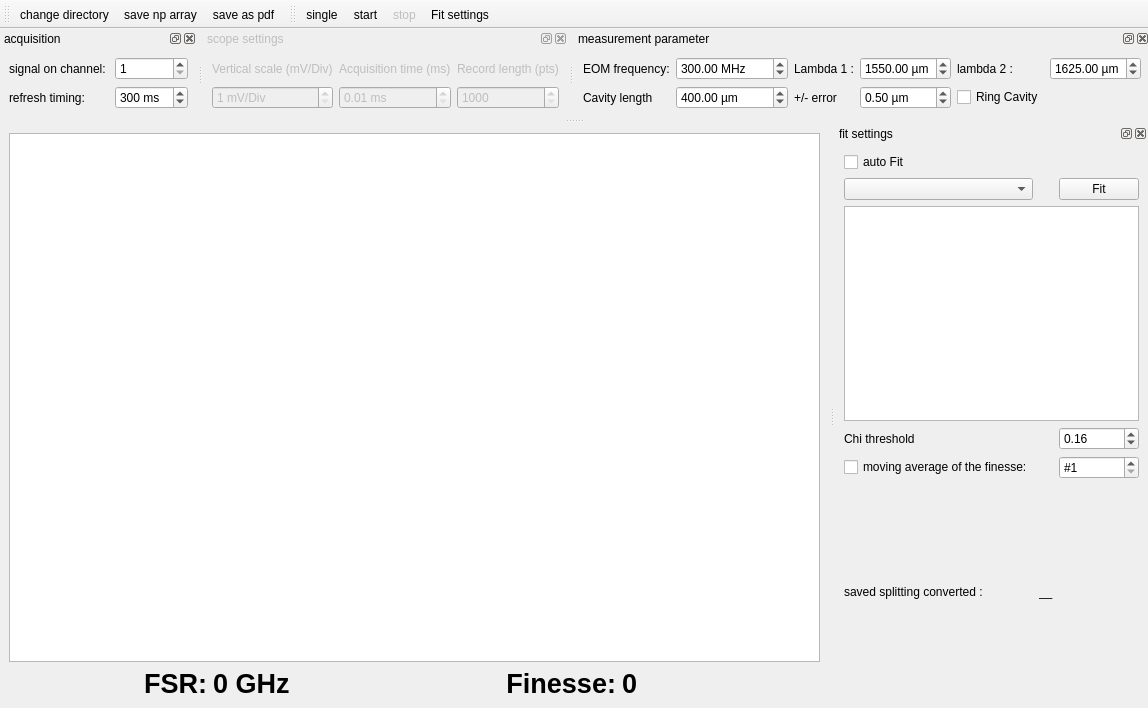
Before: the Qt Designer form src/qudi/gui/finesse_measurement/ui_FinesseMeasurement_gui.ui in blupgnup/qudi-ffpc-modules, drawn with Qt 5.
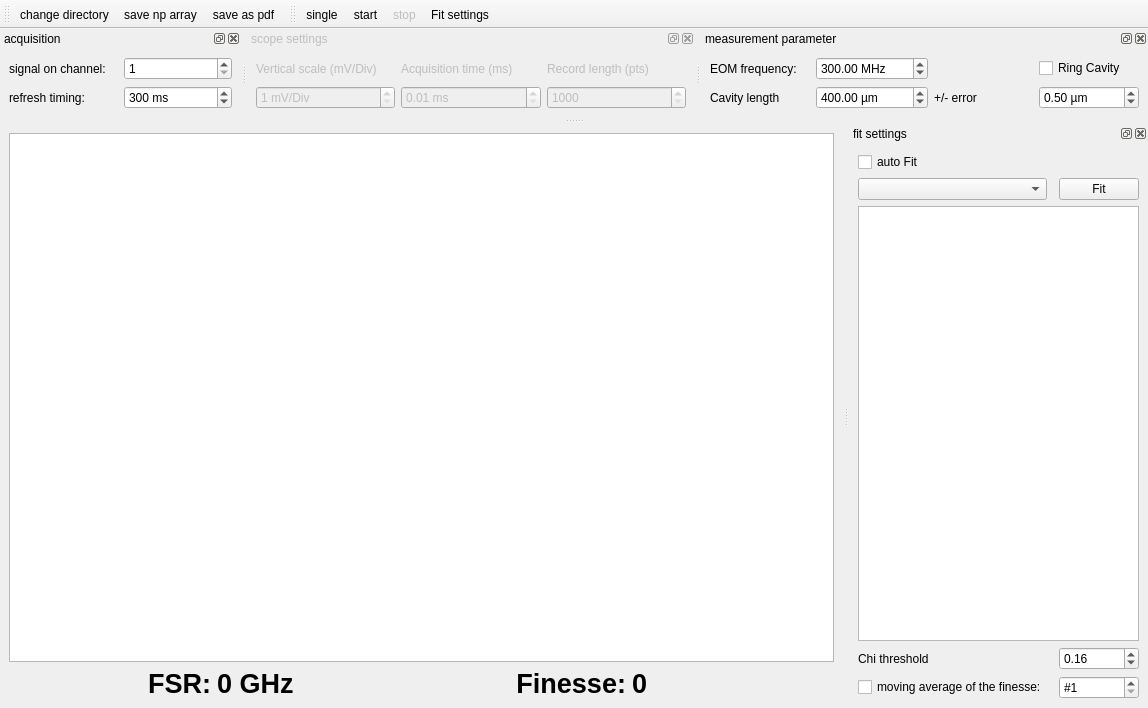
After: the same form once the commit is applied. Icons and pictures are not drawn. Custom widgets are drawn as their Qt base class.

Commit message: Removed 2 lambda steps measurement

Patch:
```diff
--- a/src/qudi/gui/finesse_measurement/ui_FinesseMeasurement_gui.ui
+++ b/src/qudi/gui/finesse_measurement/ui_FinesseMeasurement_gui.ui
@@ -356,20 +356,6 @@
        </property>
       </widget>
      </item>
-     <item row="7" column="0">
-      <widget class="QLabel" name="saved_step1">
-       <property name="text">
-        <string>saved splitting converted : </string>
-       </property>
-      </widget>
-      </item> 
-     <item row="7" column="1">
-      <widget class="QLabel" name="saved_step1_value">
-       <property name="text">
-        <string>__</string>
-       </property>
-      </widget>
-      </item> 
       <item row="6" column="0">
       <widget class="QCheckBox" name="checkBox_average">
        <property name="enabled">
@@ -436,53 +422,7 @@
        </property>
       </widget>
      </item>
-     <item row="0" column="2">
-      <widget class="QLabel" name="step2_lambda_1">
-       <property name="text">
-        <string>Lambda 1 :</string>
-       </property>
-      </widget>
-     </item>
      <item row="0" column="3">
-      <widget class="QDoubleSpinBox" name="step2_lambda_1_spinBox">
-       <property name="suffix">
-        <string> µm</string>
-       </property>
-       <property name="maximum">
-        <double>2673</double>
-       </property>
-       <property name="singleStep">
-        <double>21.09</double>
-       </property>
-       <property name="value">
-        <double>1550</double>
-       </property>
-      </widget>
-     </item>
-     <item row="0" column="4">
-      <widget class="QLabel" name="step2_lambda_2">
-       <property name="text">
-        <string>lambda 2 : </string>
-       </property>
-      </widget>
-     </item>
-     <item row="0" column="5">
-      <widget class="QDoubleSpinBox" name="step2_lambda_2_spinBox">
-       <property name="suffix">
-        <string> µm</string>
-       </property>
-       <property name="maximum">
-        <double>2673</double>
-       </property>
-       <property name="singleStep">
-        <double>21.09</double>
-       </property>
-       <property name="value">
-        <double>1625</double>
-       </property>
-      </widget>
-     </item>
-     <item row="1" column="4">
       <widget class="QCheckBox" name="checkBox_isRingCavity">
        <property name="text">
         <string>Ring Cavity</string>
```
The commit also changes 4 other files.
